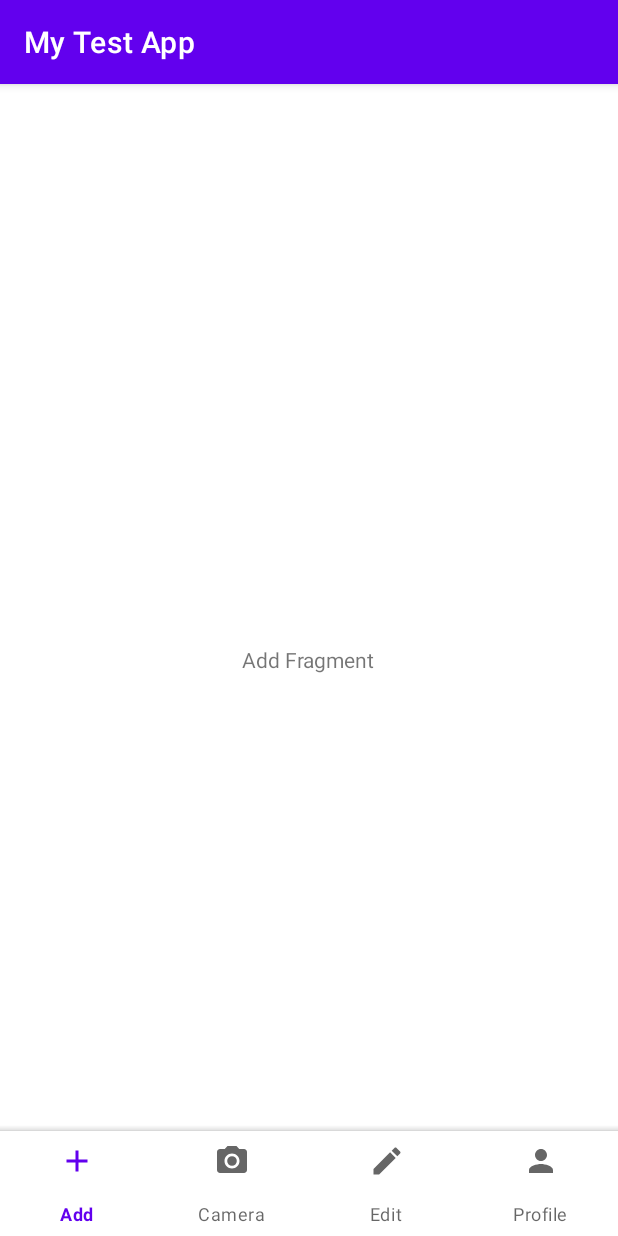
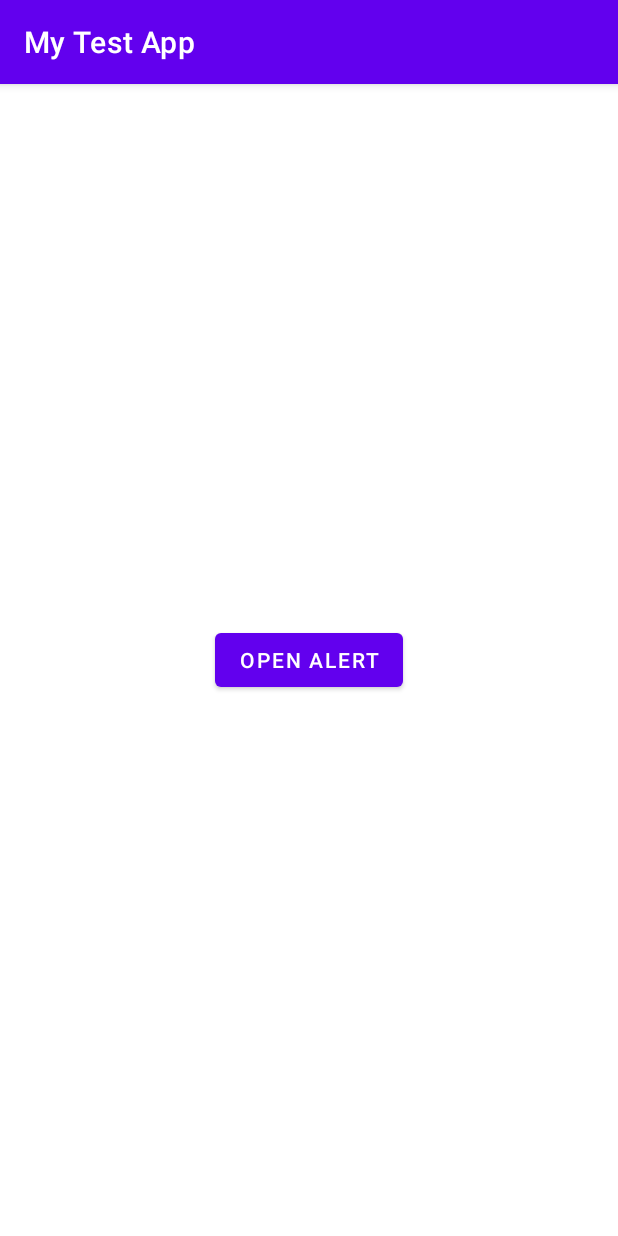
Before and after one commit to kriti-ixix/android130, an Android app: the screen it shows after launch (BottomNavDemo before the commit, AlertDialogDemo after it), on a phone screen of 412 x 824 dp. Run offline under Robolectric (Android 15) with nearby library versions, the phone set to English and light mode, and no system bars.

Commit message:
alert dialog

```diff
--- a/app/src/main/java/com/kriti/android1_30/AddFragment.java
+++ b/app/src/main/java/com/kriti/android1_30/AddFragment.java
@@ -14,7 +14,6 @@ import android.widget.Toast;
 
 public class AddFragment extends Fragment
 {
-
     TextView textView;
 
     AddFragment() {}
--- /dev/null
+++ b/app/src/main/java/com/kriti/android1_30/AlertDialogDemo.java
@@ -0,0 +1,56 @@
+package com.kriti.android1_30;
+
+import androidx.appcompat.app.AlertDialog;
+import androidx.appcompat.app.AppCompatActivity;
+
+import android.content.DialogInterface;
+import android.os.Bundle;
+import android.view.View;
+import android.widget.Button;
+import android.widget.Toast;
+
+public class AlertDialogDemo extends AppCompatActivity {
+
+    Button button;
+
+    @Override
+    protected void onCreate(Bundle savedInstanceState) {
+        super.onCreate(savedInstanceState);
+        setContentView(R.layout.activity_alert_dialog_demo);
+        button = findViewById(R.id.openAlertDialogButton);
+
+        button.setOnClickListener(new View.OnClickListener() {
+            @Override
+            public void onClick(View view) {
+                AlertDialog.Builder builder = new AlertDialog.Builder(AlertDialogDemo.this);
+                builder.setTitle("Important message!!!");
+                builder.setIcon(R.drawable.hello);
+                builder.setMessage("Hi :D");
+
+                builder.setPositiveButton("Hi?", new DialogInterface.OnClickListener() {
+                    @Override
+                    public void onClick(DialogInterface dialogInterface, int i) {
+                        Toast.makeText(AlertDialogDemo.this, "Nice", Toast.LENGTH_LONG).show();
+                    }
+                });
+
+                builder.setNegativeButton("No.", new DialogInterface.OnClickListener() {
+                    @Override
+                    public void onClick(DialogInterface dialogInterface, int i) {
+                        Toast.makeText(AlertDialogDemo.this, "Jaa fir", Toast.LENGTH_LONG).show();
+                    }
+                });
+
+                builder.setNeutralButton("Who are you?", new DialogInterface.OnClickListener() {
+                    @Override
+                    public void onClick(DialogInterface dialogInterface, int i) {
+                        Toast.makeText(AlertDialogDemo.this, "Yaar...", Toast.LENGTH_LONG).show();
+                    }
+                });
+
+                AlertDialog dialog = builder.create();
+                dialog.show();
+            }
+        });
+    }
+}
--- /dev/null
+++ b/app/src/main/res/layout/activity_alert_dialog_demo.xml
@@ -0,0 +1,16 @@
+<?xml version="1.0" encoding="utf-8"?>
+<LinearLayout xmlns:android="http://schemas.android.com/apk/res/android"
+    xmlns:app="http://schemas.android.com/apk/res-auto"
+    xmlns:tools="http://schemas.android.com/tools"
+    android:layout_width="match_parent"
+    android:layout_height="match_parent"
+    android:gravity="center"
+    tools:context=".AlertDialogDemo">
+
+    <Button
+        android:layout_width="wrap_content"
+        android:layout_height="wrap_content"
+        android:text="Open Alert"
+        android:id="@+id/openAlertDialogButton"/>
+
+</LinearLayout>
```
Also changed, not shown: app/src/main/AndroidManifest.xml (+9 -0 lines).
